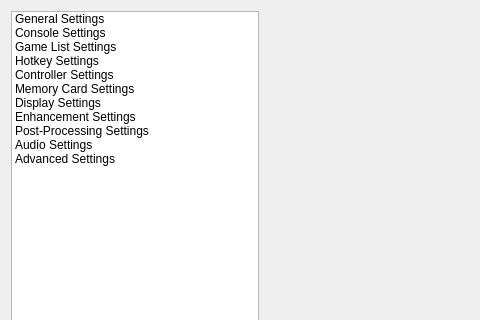
First picture: the form in src/duckstation-qt/settingsdialog.ui, repository kofxi3584karlayang/duckstation, before the edit; both pictures show x 0 to 480 and y 0 to 320 of the 780 by 650 pixel window.
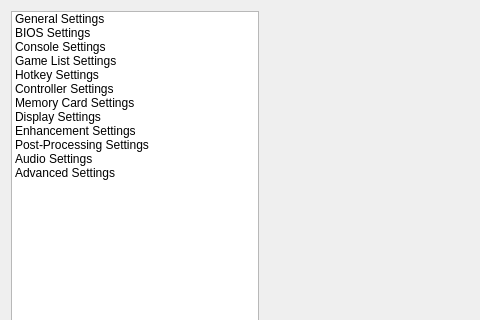
Second picture: the form after the edit. Icons and pictures are not drawn.

The edit to the form file:
```diff
--- a/src/duckstation-qt/settingsdialog.ui
+++ b/src/duckstation-qt/settingsdialog.ui
@@ -67,6 +67,15 @@
           <normaloff>:/icons/applications-system.png</normaloff>:/icons/applications-system.png</iconset>
         </property>
        </item>
+       <item>
+        <property name="text">
+         <string>BIOS Settings</string>
+        </property>
+        <property name="icon">
+         <iconset resource="resources/resources.qrc">
+          <normaloff>:/icons/media-flash-2.png</normaloff>:/icons/media-flash-2.png</iconset>
+        </property>
+       </item>
        <item>
         <property name="text">
          <string>Console Settings</string>
```
